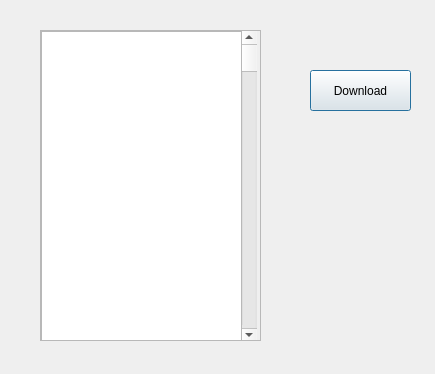
Above: Encryptor/download.ui from sahilag-zz/DriveEncrypt before the change. Below: the same form after it.
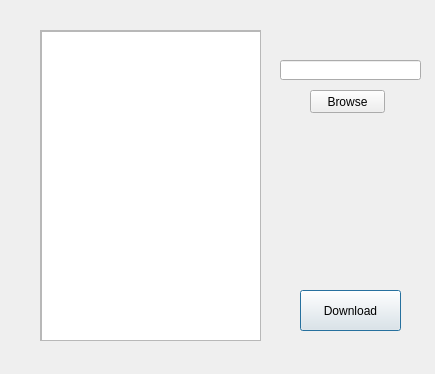
That is the form after the change.

```diff
--- a/Encryptor/download.ui
+++ b/Encryptor/download.ui
@@ -34,25 +34,12 @@
       <height>309</height>
      </rect>
     </property>
-    <widget class="QScrollBar" name="verticalScrollBar">
-     <property name="geometry">
-      <rect>
-       <x>200</x>
-       <y>0</y>
-       <width>16</width>
-       <height>311</height>
-      </rect>
-     </property>
-     <property name="orientation">
-      <enum>Qt::Vertical</enum>
-     </property>
-    </widget>
     <widget class="QListWidget" name="fileList">
      <property name="geometry">
       <rect>
        <x>0</x>
        <y>0</y>
-       <width>201</width>
+       <width>221</width>
        <height>311</height>
       </rect>
      </property>
@@ -62,8 +49,8 @@
   <widget class="QPushButton" name="downloadButton">
    <property name="geometry">
     <rect>
-     <x>310</x>
-     <y>70</y>
+     <x>300</x>
+     <y>290</y>
      <width>101</width>
      <height>41</height>
     </rect>
@@ -72,6 +59,29 @@
     <string>Download</string>
    </property>
   </widget>
+  <widget class="QLineEdit" name="address">
+   <property name="geometry">
+    <rect>
+     <x>280</x>
+     <y>60</y>
+     <width>141</width>
+     <height>20</height>
+    </rect>
+   </property>
+  </widget>
+  <widget class="QPushButton" name="browseButton">
+   <property name="geometry">
+    <rect>
+     <x>310</x>
+     <y>90</y>
+     <width>75</width>
+     <height>23</height>
+    </rect>
+   </property>
+   <property name="text">
+    <string>Browse</string>
+   </property>
+  </widget>
  </widget>
  <resources/>
  <connections/>
```
